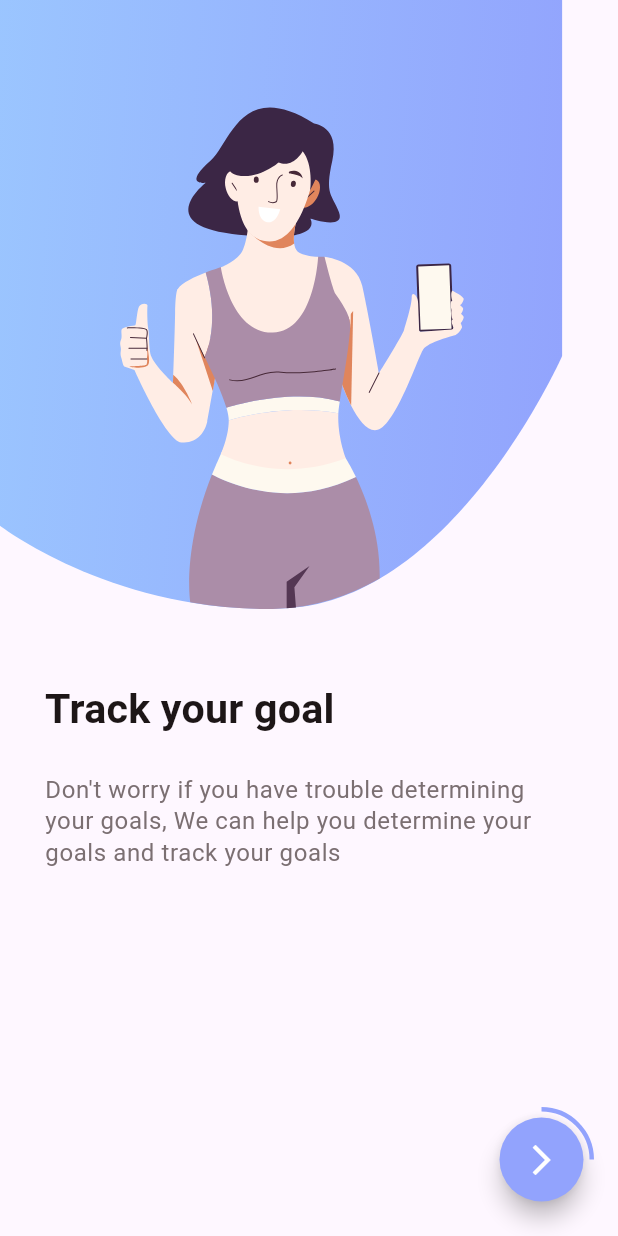
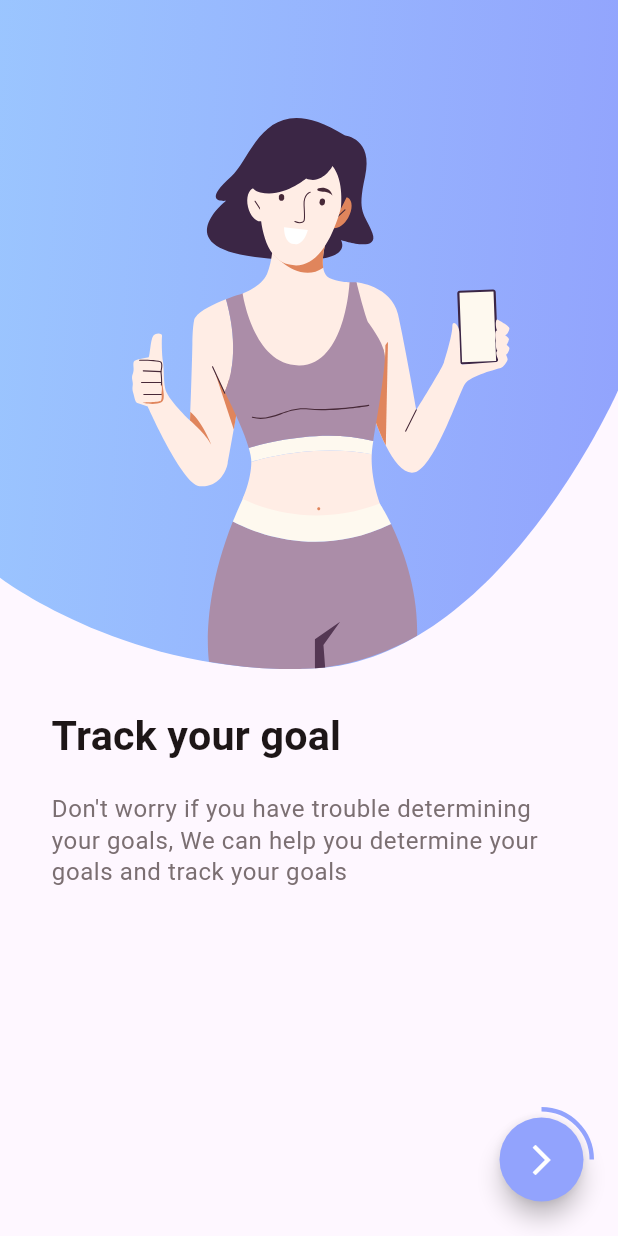
Before and after one commit to ahmedAbdulmoneim/flexfit, a Flutter app: the OnboardingFlow screen opened by its route, on a phone screen of 412 x 824 dp. Run offline on Flutter 3.47's test engine with Material 3 defaults, Android fonts, the phone set to English and light mode, and no system bars; drawn by our look-alikes of percent_indicator; our stand-ins replace flutter_screenutil, flutter_svg, go_router; Roboto replaces fonts that are missing (Montserrat).

Commit message:
fix responsive issues

```diff
--- a/lib/features/onboarding/presentation/view/widgets/onboardingBody.dart
+++ b/lib/features/onboarding/presentation/view/widgets/onboardingBody.dart
@@ -22,16 +22,16 @@ class OnboardingBody extends StatelessWidget {
       crossAxisAlignment: CrossAxisAlignment.start,
       children: [
         // image
-        SvgPicture.asset(onboardingImage, fit: BoxFit.fill),
+        SvgPicture.asset(onboardingImage, fit: BoxFit.fill,width: MediaQuery.of(context).size.width,),
         Padding(
-          padding: EdgeInsets.only(left: 30.0, right: 30.0, top: 40.sp),
+          padding: EdgeInsets.only(left: 30.0.w, right: 30.0.w, top: 20.h),
           child: Text(
             AppStrings.onBoardingTitle[onboardingNumber],
             style: Theme.of(context).textTheme.titleMedium,
           ),
         ),
         Padding(
-          padding: EdgeInsets.only(left: 30.0, right: 30.0, top: 20.sp),
+          padding: EdgeInsets.only(left: 30.0.w, right: 30.0.w, top: 15.h),
           child: Text(
             AppStrings.onBoardingSubtitle[onboardingNumber],
             style: Theme.of(context).textTheme.bodySmall,
```
